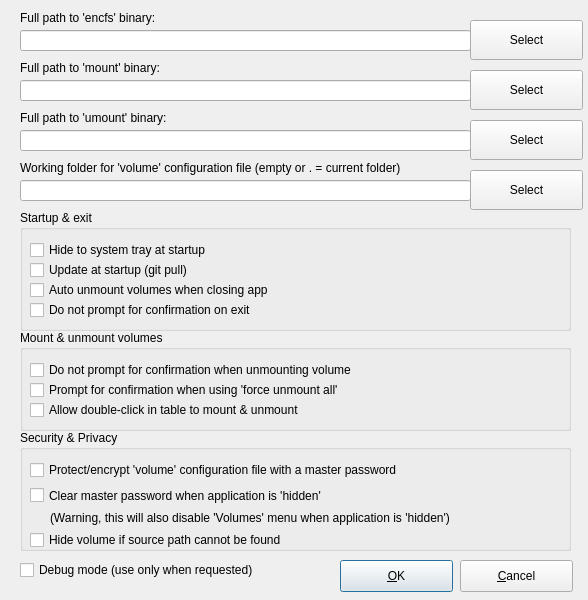
Old version of the form encfsgui_settings.ui in the repository corelan/pyencfsgui.
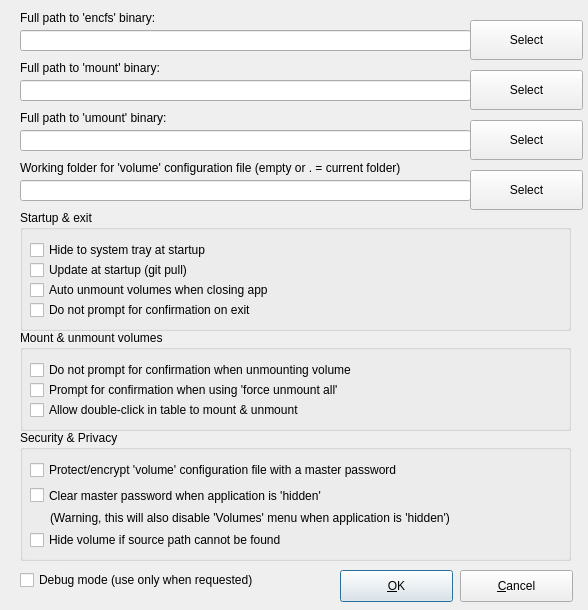
New version of the form.

Patch:
```diff
--- a/encfsgui_settings.ui
+++ b/encfsgui_settings.ui
@@ -10,7 +10,7 @@
     <x>0</x>
     <y>0</y>
     <width>588</width>
-    <height>600</height>
+    <height>610</height>
    </rect>
   </property>
   <property name="sizePolicy">
@@ -22,13 +22,13 @@
   <property name="minimumSize">
    <size>
     <width>588</width>
-    <height>600</height>
+    <height>610</height>
    </size>
   </property>
   <property name="maximumSize">
    <size>
     <width>588</width>
-    <height>600</height>
+    <height>610</height>
    </size>
   </property>
   <property name="baseSize">
@@ -50,7 +50,7 @@
    <property name="geometry">
     <rect>
      <x>340</x>
-     <y>560</y>
+     <y>570</y>
      <width>113</width>
      <height>32</height>
     </rect>
@@ -63,7 +63,7 @@
    <property name="geometry">
     <rect>
      <x>460</x>
-     <y>560</y>
+     <y>570</y>
      <width>113</width>
      <height>32</height>
     </rect>
@@ -226,7 +226,7 @@
    <property name="geometry">
     <rect>
      <x>20</x>
-     <y>560</y>
+     <y>570</y>
      <width>291</width>
      <height>20</height>
     </rect>
@@ -361,7 +361,7 @@
      <x>20</x>
      <y>430</y>
      <width>551</width>
-     <height>121</height>
+     <height>131</height>
     </rect>
    </property>
    <property name="title">
```
Left out of the diff: 2 changed lines with no effect on the pictures.
